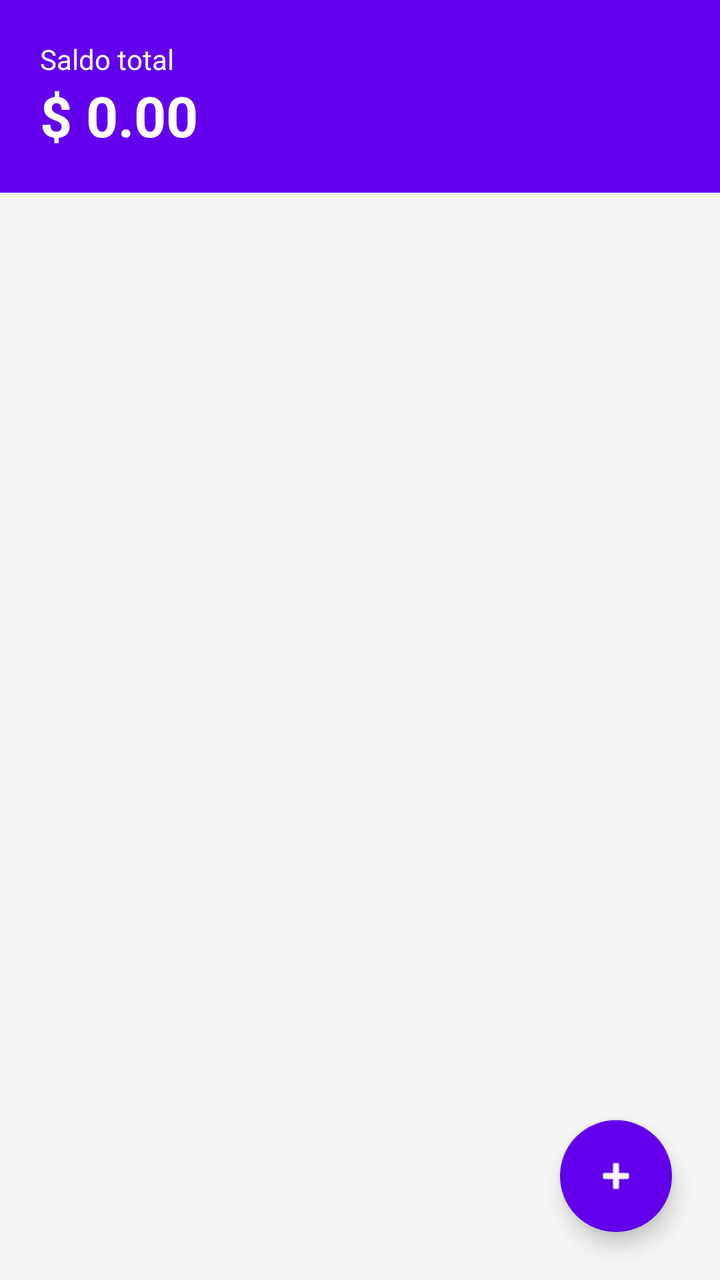
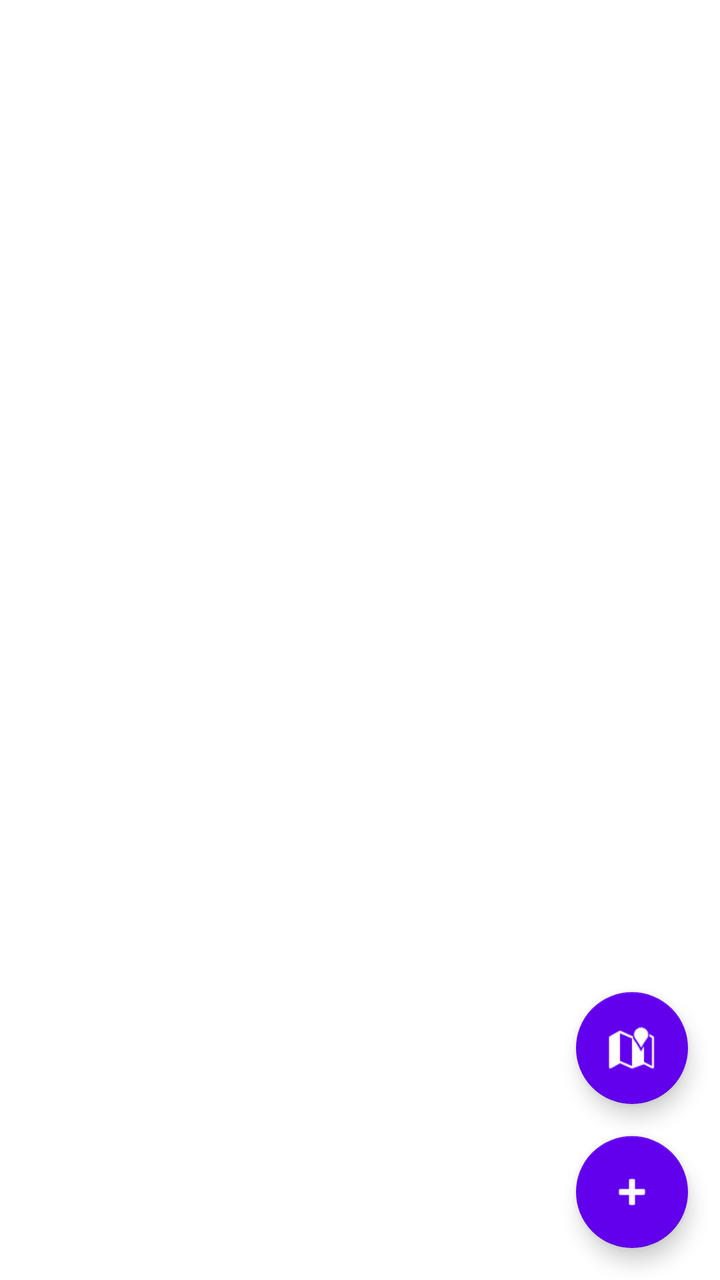

Compare the two renders of this Android layout. The source of the first and the diff that turns it into the second are given below.
<!-- AndroidManifest.xml: application theme Theme.MisFinanzas -->
<!-- res/layout/activity_main.xml -->
<?xml version="1.0" encoding="utf-8"?>
<androidx.coordinatorlayout.widget.CoordinatorLayout xmlns:android="http://schemas.android.com/apk/res/android"
    xmlns:app="http://schemas.android.com/apk/res-auto"
    android:layout_width="match_parent"
    android:layout_height="match_parent">

    <LinearLayout
        android:layout_width="match_parent"
        android:layout_height="match_parent"
        android:orientation="vertical"
        android:background="@color/gris_claro">

        
        <LinearLayout
            android:layout_width="match_parent"
            android:layout_height="wrap_content"
            android:orientation="vertical"
            android:background="@color/purple_500"
            android:padding="20dp">

            <TextView
                android:layout_width="wrap_content"
                android:layout_height="wrap_content"
                android:text="Saldo total"
                android:textColor="@color/white"
                android:textSize="14sp" />

            <TextView
                android:id="@+id/tvSaldoTotal"
                android:layout_width="wrap_content"
                android:layout_height="wrap_content"
                android:text="$ 0.00"
                android:textColor="@color/white"
                android:textSize="28sp"
                android:textStyle="bold" />
        </LinearLayout>

        
        <androidx.recyclerview.widget.RecyclerView
            android:id="@+id/rvTransacciones"
            android:layout_width="match_parent"
            android:layout_height="0dp"
            android:layout_weight="1"
            android:clipToPadding="false"
            android:padding="8dp" />

        
        <TextView
            android:id="@+id/tvVacio"
            android:layout_width="match_parent"
            android:layout_height="wrap_content"
            android:layout_gravity="center"
            android:gravity="center"
            android:padding="32dp"
            android:text="Aún no tienes transacciones registradas.\nToca el botón + para agregar una."
            android:textColor="@color/gris_texto"
            android:visibility="gone" />

    </LinearLayout>

    <com.google.android.material.floatingactionbutton.FloatingActionButton
        android:id="@+id/fabAgregar"
        android:layout_width="wrap_content"
        android:layout_height="wrap_content"
        android:layout_gravity="bottom|end"
        android:layout_margin="24dp"
        android:contentDescription="Agregar transacción"
        android:src="@android:drawable/ic_input_add"
        app:backgroundTint="@color/purple_500"
        app:tint="@color/white" />

</androidx.coordinatorlayout.widget.CoordinatorLayout>
<!-- resources referenced by this layout -->
<resources>
  <color name="gris_claro">#F5F5F5</color>
  <color name="gris_texto">#616161</color>
  <color name="purple_500">#6200EE</color>
  <color name="white">#FFFFFF</color>
  <style name="Theme.MisFinanzas" parent="Theme.MaterialComponents.DayNight.NoActionBar">
          <item name="colorPrimary">@color/purple_500</item>
          <item name="colorPrimaryVariant">@color/purple_700</item>
          <item name="colorOnPrimary">@color/white</item>
          <item name="colorSecondary">@color/purple_500</item>
          <item name="colorSecondaryVariant">@color/purple_700</item>
          <item name="colorOnSecondary">@color/white</item>
          <item name="android:statusBarColor">@color/purple_700</item>
      </style>
  <color name="purple_700">#3700B3</color>
</resources>

<!-- the commit's change to res/layout/activity_main.xml (unified diff, before → after) -->
@@ -1,72 +1,37 @@
 <?xml version="1.0" encoding="utf-8"?>
-<androidx.coordinatorlayout.widget.CoordinatorLayout xmlns:android="http://schemas.android.com/apk/res/android"
+<androidx.coordinatorlayout.widget.CoordinatorLayout
+    xmlns:android="http://schemas.android.com/apk/res/android"
     xmlns:app="http://schemas.android.com/apk/res-auto"
     android:layout_width="match_parent"
     android:layout_height="match_parent">
 
-    <LinearLayout
+    
+    <androidx.recyclerview.widget.RecyclerView
+        android:id="@+id/recyclerView"
         android:layout_width="match_parent"
         android:layout_height="match_parent"
-        android:orientation="vertical"
-        android:background="@color/gris_claro">
+        android:clipToPadding="false"
+        android:paddingBottom="96dp" />
 
-        
-        <LinearLayout
-            android:layout_width="match_parent"
-            android:layout_height="wrap_content"
-            android:orientation="vertical"
-            android:background="@color/purple_500"
-            android:padding="20dp">
-
-            <TextView
-                android:layout_width="wrap_content"
-                android:layout_height="wrap_content"
-                android:text="Saldo total"
-                android:textColor="@color/white"
-                android:textSize="14sp" />
-
-            <TextView
-                android:id="@+id/tvSaldoTotal"
-                android:layout_width="wrap_content"
-                android:layout_height="wrap_content"
-                android:text="$ 0.00"
-                android:textColor="@color/white"
-                android:textSize="28sp"
-                android:textStyle="bold" />
-        </LinearLayout>
-
-        
-        <androidx.recyclerview.widget.RecyclerView
-            android:id="@+id/rvTransacciones"
-            android:layout_width="match_parent"
-            android:layout_height="0dp"
-            android:layout_weight="1"
-            android:clipToPadding="false"
-            android:padding="8dp" />
-
-        
-        <TextView
-            android:id="@+id/tvVacio"
-            android:layout_width="match_parent"
-            android:layout_height="wrap_content"
-            android:layout_gravity="center"
-            android:gravity="center"
-            android:padding="32dp"
-            android:text="Aún no tienes transacciones registradas.\nToca el botón + para agregar una."
-            android:textColor="@color/gris_texto"
-            android:visibility="gone" />
-
-    </LinearLayout>
-
+    
     <com.google.android.material.floatingactionbutton.FloatingActionButton
-        android:id="@+id/fabAgregar"
+        android:id="@+id/fabMap"
         android:layout_width="wrap_content"
         android:layout_height="wrap_content"
         android:layout_gravity="bottom|end"
-        android:layout_margin="24dp"
-        android:contentDescription="Agregar transacción"
-        android:src="@android:drawable/ic_input_add"
-        app:backgroundTint="@color/purple_500"
-        app:tint="@color/white" />
+        android:layout_marginEnd="16dp"
+        android:layout_marginBottom="88dp"
+        android:contentDescription="Ver Mapa"
+        app:srcCompat="@android:drawable/ic_dialog_map" />
+
+    
+    <com.google.android.material.floatingactionbutton.FloatingActionButton
+        android:id="@+id/fabAdd"
+        android:layout_width="wrap_content"
+        android:layout_height="wrap_content"
+        android:layout_gravity="bottom|end"
+        android:layout_margin="16dp"
+        android:contentDescription="Agregar Transacción"
+        app:srcCompat="@android:drawable/ic_input_add" />
 
 </androidx.coordinatorlayout.widget.CoordinatorLayout>
<!-- resource entries referenced after the edit -->
@@ -1,7 +1,5 @@
 <!-- resources referenced by this layout -->
 <resources>
-  <color name="gris_claro">#F5F5F5</color>
-  <color name="gris_texto">#616161</color>
   <color name="purple_500">#6200EE</color>
   <color name="white">#FFFFFF</color>
   <style name="Theme.MisFinanzas" parent="Theme.MaterialComponents.DayNight.NoActionBar">
